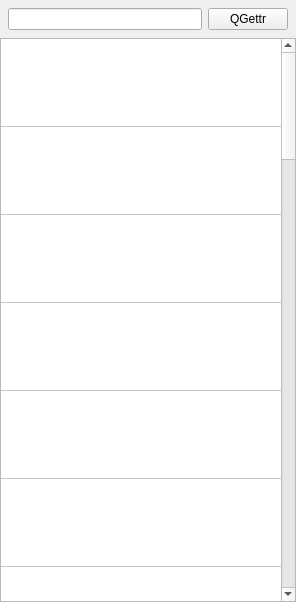
Before: the Qt Designer form widget.ui in sarah-j-smith/QTweetGettr, drawn with Qt 5.
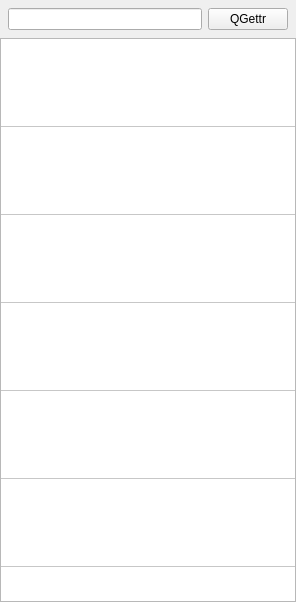
After: the same form once the commit is applied.

Patch:
```diff
--- a/widget.ui
+++ b/widget.ui
@@ -60,6 +60,15 @@
    </item>
    <item>
     <widget class="QTableWidget" name="tableWidget">
+     <property name="verticalScrollBarPolicy">
+      <enum>Qt::ScrollBarAlwaysOff</enum>
+     </property>
+     <property name="horizontalScrollBarPolicy">
+      <enum>Qt::ScrollBarAlwaysOff</enum>
+     </property>
+     <property name="editTriggers">
+      <set>QAbstractItemView::NoEditTriggers</set>
+     </property>
      <property name="iconSize">
       <size>
        <width>72</width>
```
